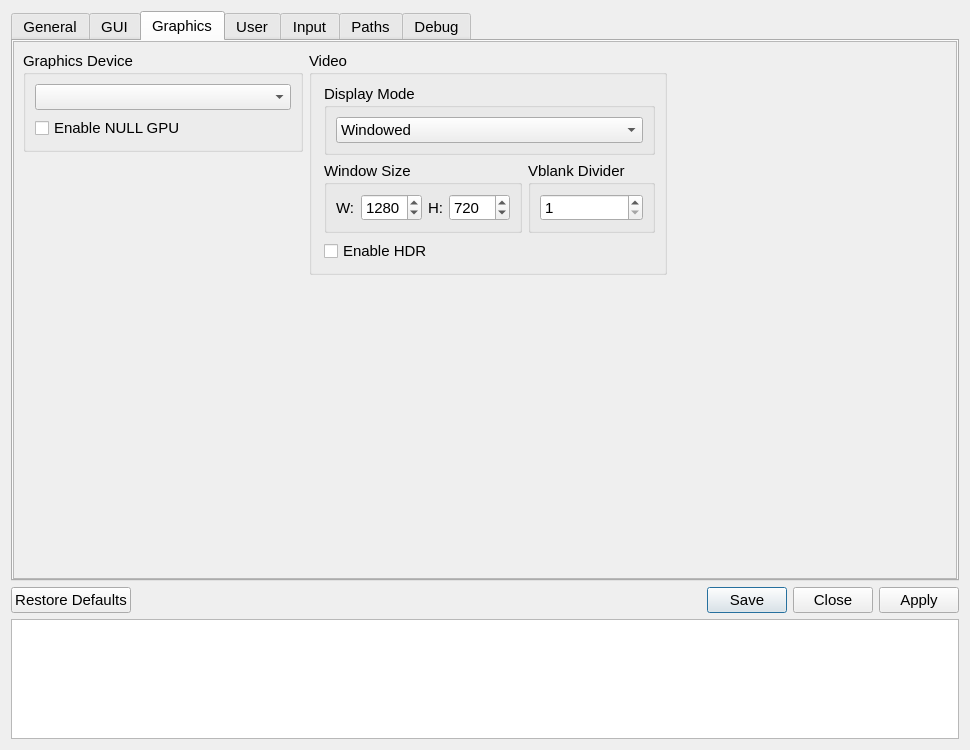
This is src/qt_gui/settings_dialog.ui in LlysiX/shadPS4 as Qt 5 draws it before an edit. The edited form follows.
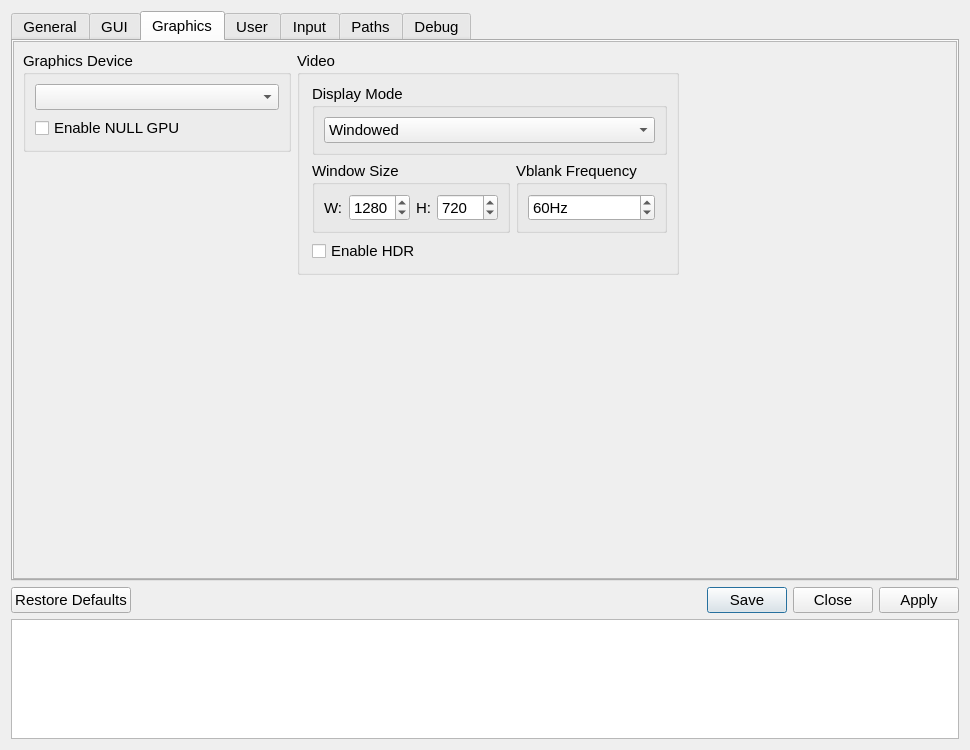
This is the edited form. The open tabs and pages were chosen to show the change. Icons and pictures are not drawn.

Commit message: frequency reference

```diff
--- a/src/qt_gui/settings_dialog.ui
+++ b/src/qt_gui/settings_dialog.ui
@@ -1312,7 +1312,7 @@
                  <item>
                   <widget class="QGroupBox" name="heightDivider">
                    <property name="title">
-                    <string>Vblank Divider</string>
+                    <string>Vblank Frequency</string>
                    </property>
                    <layout class="QVBoxLayout" name="vblankLayout">
                     <item>
@@ -1320,6 +1320,12 @@
                       <property name="frame">
                        <bool>true</bool>
                       </property>
+					  <property name="alignment">
+					   <set>Qt::AlignmentFlag::AlignLeading|Qt::AlignmentFlag::AlignLeft|Qt::AlignmentFlag::AlignVCenter</set>
+                      </property>
+                      <property name="specialValueText">
+					   <string/>
+					  </property>
                       <property name="accelerated">
                        <bool>true</bool>
                       </property>
@@ -1329,6 +1335,9 @@
                       <property name="keyboardTracking">
                        <bool>false</bool>
                       </property>
+					  <property name="suffix">
+					   <string>Hz</string>
+                      </property>
                       <property name="minimum">
                        <number>1</number>
                       </property>
@@ -1336,7 +1345,7 @@
                        <number>9999</number>
                       </property>
                       <property name="value">
-                       <number>1</number>
+                       <number>60</number>
                       </property>
                      </widget>
                     </item>
```
The commit also changes 6 other files.
